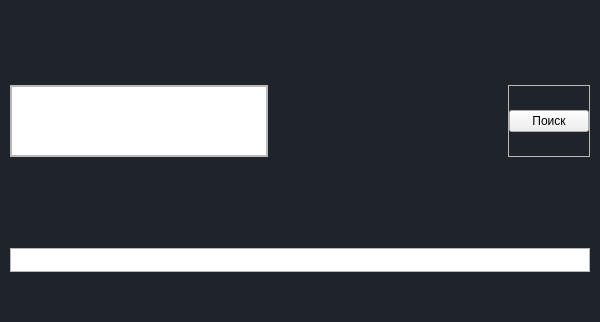
This is SQL/Python and DB. ORM/gui.ui in majkl84/Netology_New as Qt 5 draws it before an edit. The edited form follows.
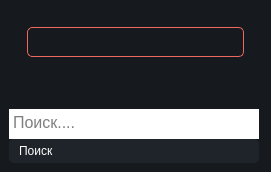
This is the edited form. Icons and pictures are not drawn.

Diff of the .ui file:
```diff
--- a/SQL/Python and DB. ORM/gui.ui
+++ b/SQL/Python and DB. ORM/gui.ui
@@ -6,8 +6,8 @@
    <rect>
     <x>0</x>
     <y>0</y>
-    <width>600</width>
-    <height>304</height>
+    <width>271</width>
+    <height>172</height>
    </rect>
   </property>
   <property name="windowTitle">
@@ -18,63 +18,107 @@
     <normaloff>menu.svg</normaloff>menu.svg</iconset>
   </property>
   <property name="styleSheet">
-   <string notr="true">#centralwidget{
-	background-color: #1f232a;
-}</string>
-  </property>
-  <property name="toolButtonStyle">
-   <enum>Qt::ToolButtonIconOnly</enum>
-  </property>
-  <property name="animated">
-   <bool>false</bool>
+   <string notr="true">*{
+	border: none;
+	background-color: transparent;
+	background: none;
+	padding: 0;
+	margin: 0;
+	color: #fff;
+}
+#centralwidget{
+	background-color: #16191d;
+}
+#widget_2 QPushButton{
+	text-align: left;
+	padding: 5px 10px;
+	border-radius: 5px;	
+	
+}
+#widget QLabel{
+	text-align: left;
+	padding: 5px 10px;
+	border-radius: 5px;
+	border: 1px solid #ed685f;
+	
+}
+</string>
   </property>
   <widget class="QWidget" name="centralwidget">
    <layout class="QVBoxLayout" name="verticalLayout">
-    <property name="spacing">
-     <number>0</number>
-    </property>
-    <property name="leftMargin">
-     <number>0</number>
-    </property>
-    <property name="topMargin">
-     <number>0</number>
-    </property>
-    <property name="rightMargin">
-     <number>0</number>
-    </property>
-    <property name="bottomMargin">
-     <number>0</number>
-    </property>
     <item>
      <widget class="QWidget" name="widget" native="true">
-      <property name="sizePolicy">
-       <sizepolicy hsizetype="Preferred" vsizetype="Expanding">
-        <horstretch>0</horstretch>
-        <verstretch>0</verstretch>
-       </sizepolicy>
-      </property>
       <layout class="QVBoxLayout" name="verticalLayout_2">
+       <item>
+        <widget class="QFrame" name="frame">
+         <property name="frameShape">
+          <enum>QFrame::StyledPanel</enum>
+         </property>
+         <property name="frameShadow">
+          <enum>QFrame::Raised</enum>
+         </property>
+         <layout class="QVBoxLayout" name="verticalLayout_4">
+          <item>
+           <widget class="QLabel" name="label">
+            <property name="font">
+             <font>
+              <pointsize>12</pointsize>
+             </font>
+            </property>
+            <property name="styleSheet">
+             <string notr="true">background-color: #16191d;</string>
+            </property>
+            <property name="text">
+             <string/>
+            </property>
+           </widget>
+          </item>
+         </layout>
+        </widget>
+       </item>
+      </layout>
+     </widget>
+    </item>
+    <item>
+     <spacer name="verticalSpacer">
+      <property name="orientation">
+       <enum>Qt::Vertical</enum>
+      </property>
+      <property name="sizeHint" stdset="0">
+       <size>
+        <width>20</width>
+        <height>40</height>
+       </size>
+      </property>
+     </spacer>
+    </item>
+    <item>
+     <widget class="QWidget" name="widget_2" native="true">
+      <layout class="QVBoxLayout" name="verticalLayout_3">
+       <property name="spacing">
+        <number>0</number>
+       </property>
        <property name="leftMargin">
-        <number>10</number>
+        <number>0</number>
        </property>
        <property name="topMargin">
         <number>0</number>
        </property>
        <property name="rightMargin">
-        <number>10</number>
+        <number>0</number>
        </property>
        <property name="bottomMargin">
         <number>0</number>
        </property>
        <item>
-        <widget class="QWidget" name="widget_2" native="true">
-         <property name="sizePolicy">
-          <sizepolicy hsizetype="Preferred" vsizetype="Expanding">
-           <horstretch>0</horstretch>
-           <verstretch>0</verstretch>
-          </sizepolicy>
+        <widget class="QFrame" name="frame_2">
+         <property name="frameShape">
+          <enum>QFrame::StyledPanel</enum>
          </property>
-         <layout class="QHBoxLayout" name="horizontalLayout">
+         <property name="frameShadow">
+          <enum>QFrame::Raised</enum>
+         </property>
+         <layout class="QVBoxLayout" name="verticalLayout_5">
           <property name="spacing">
            <number>0</number>
           </property>
@@ -82,193 +126,59 @@
            <number>0</number>
           </property>
           <property name="topMargin">
-           <number>85</number>
+           <number>0</number>
           </property>
           <property name="rightMargin">
            <number>0</number>
           </property>
           <property name="bottomMargin">
-           <number>85</number>
+           <number>0</number>
           </property>
           <item>
-           <widget class="QFrame" name="frame">
-            <property name="sizePolicy">
-             <sizepolicy hsizetype="Preferred" vsizetype="Expanding">
-              <horstretch>0</horstretch>
-              <verstretch>0</verstretch>
-             </sizepolicy>
+           <widget class="QPlainTextEdit" name="search">
+            <property name="maximumSize">
+             <size>
+              <width>250</width>
+              <height>30</height>
+             </size>
             </property>
-            <property name="frameShape">
-             <enum>QFrame::StyledPanel</enum>
+            <property name="font">
+             <font>
+              <pointsize>12</pointsize>
+             </font>
             </property>
-            <property name="frameShadow">
-             <enum>QFrame::Raised</enum>
+            <property name="styleSheet">
+             <string notr="true">color: rgb(0, 0, 0);</string>
             </property>
-            <layout class="QVBoxLayout" name="verticalLayout_6">
-             <property name="spacing">
-              <number>0</number>
-             </property>
-             <property name="leftMargin">
-              <number>0</number>
-             </property>
-             <property name="topMargin">
-              <number>0</number>
-             </property>
-             <property name="rightMargin">
-              <number>0</number>
-             </property>
-             <property name="bottomMargin">
-              <number>0</number>
-             </property>
-             <item>
-              <widget class="QPlainTextEdit" name="search">
-               <property name="font">
-                <font>
-                 <pointsize>12</pointsize>
-                </font>
-               </property>
-              </widget>
-             </item>
-            </layout>
+            <property name="placeholderText">
+             <string>Поиск....</string>
+            </property>
            </widget>
           </item>
           <item>
-           <spacer name="horizontalSpacer">
-            <property name="orientation">
-             <enum>Qt::Horizontal</enum>
+           <widget class="QPushButton" name="btnsearch">
+            <property name="maximumSize">
+             <size>
+              <width>250</width>
+              <height>30</height>
+             </size>
             </property>
-            <property name="sizeHint" stdset="0">
+            <property name="styleSheet">
+             <string notr="true">background-color: #1f232a;</string>
+            </property>
+            <property name="text">
+             <string>Поиск</string>
+            </property>
+            <property name="icon">
+             <iconset>
+              <normaloff>search.svg</normaloff>search.svg</iconset>
+            </property>
+            <property name="iconSize">
              <size>
-              <width>40</width>
+              <width>20</width>
               <height>20</height>
              </size>
             </property>
-           </spacer>
-          </item>
-          <item>
-           <widget class="QFrame" name="frame_2">
-            <property name="sizePolicy">
-             <sizepolicy hsizetype="Preferred" vsizetype="Expanding">
-              <horstretch>0</horstretch>
-              <verstretch>0</verstretch>
-             </sizepolicy>
-            </property>
-            <property name="frameShape">
-             <enum>QFrame::StyledPanel</enum>
-            </property>
-            <property name="frameShadow">
-             <enum>QFrame::Raised</enum>
-            </property>
-            <layout class="QVBoxLayout" name="verticalLayout_5">
-             <property name="spacing">
-              <number>0</number>
-             </property>
-             <property name="leftMargin">
-              <number>0</number>
-             </property>
-             <property name="topMargin">
-              <number>0</number>
-             </property>
-             <property name="rightMargin">
-              <number>0</number>
-             </property>
-             <property name="bottomMargin">
-              <number>0</number>
-             </property>
-             <item>
-              <widget class="QPushButton" name="btnsearch">
-               <property name="text">
-                <string>Поиск</string>
-               </property>
-               <property name="icon">
-                <iconset>
-                 <normaloff>search.svg</normaloff>search.svg</iconset>
-               </property>
-               <property name="iconSize">
-                <size>
-                 <width>20</width>
-                 <height>20</height>
-                </size>
-               </property>
-              </widget>
-             </item>
-            </layout>
-           </widget>
-          </item>
-         </layout>
-        </widget>
-       </item>
-       <item>
-        <spacer name="verticalSpacer">
-         <property name="orientation">
-          <enum>Qt::Vertical</enum>
-         </property>
-         <property name="sizeHint" stdset="0">
-          <size>
-           <width>20</width>
-           <height>40</height>
-          </size>
-         </property>
-        </spacer>
-       </item>
-       <item alignment="Qt::AlignTop">
-        <widget class="QWidget" name="widget_3" native="true">
-         <layout class="QVBoxLayout" name="verticalLayout_3">
-          <property name="spacing">
-           <number>10</number>
-          </property>
-          <property name="leftMargin">
-           <number>0</number>
-          </property>
-          <property name="topMargin">
-           <number>0</number>
-          </property>
-          <property name="rightMargin">
-           <number>0</number>
-          </property>
-          <property name="bottomMargin">
-           <number>50</number>
-          </property>
-          <item>
-           <widget class="QFrame" name="frame_3">
-            <property name="frameShape">
-             <enum>QFrame::StyledPanel</enum>
-            </property>
-            <property name="frameShadow">
-             <enum>QFrame::Raised</enum>
-            </property>
-            <layout class="QVBoxLayout" name="verticalLayout_4">
-             <property name="spacing">
-              <number>0</number>
-             </property>
-             <property name="leftMargin">
-              <number>0</number>
-             </property>
-             <property name="topMargin">
-              <number>0</number>
-             </property>
-             <property name="rightMargin">
-              <number>0</number>
-             </property>
-             <property name="bottomMargin">
-              <number>0</number>
-             </property>
-             <item>
-              <widget class="QLabel" name="label">
-               <property name="font">
-                <font>
-                 <pointsize>14</pointsize>
-                </font>
-               </property>
-               <property name="styleSheet">
-                <string notr="true">background-color: rgb(255, 255, 255);</string>
-               </property>
-               <property name="text">
-                <string/>
-               </property>
-              </widget>
-             </item>
-            </layout>
            </widget>
           </item>
          </layout>
```
